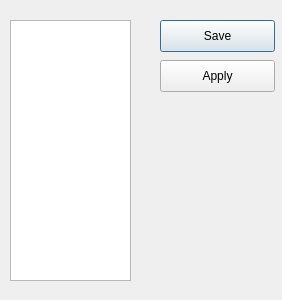
The window that versionsdialog.ui (johnty/qt-mapper-versioning-test) describes before a commit, drawn with Qt 5.
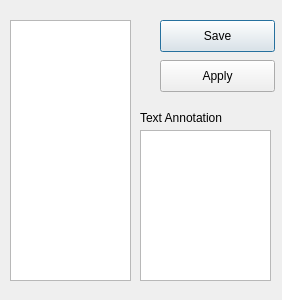
The same window after the commit.

Commit message: annotation stuff, test .json files

Patch:
```diff
--- a/versionsdialog.ui
+++ b/versionsdialog.ui
@@ -49,6 +49,29 @@
     <string>Apply</string>
    </property>
   </widget>
+  <widget class="QTextEdit" name="annotationEdit">
+   <property name="geometry">
+    <rect>
+     <x>140</x>
+     <y>130</y>
+     <width>131</width>
+     <height>151</height>
+    </rect>
+   </property>
+  </widget>
+  <widget class="QLabel" name="labelAnno">
+   <property name="geometry">
+    <rect>
+     <x>140</x>
+     <y>110</y>
+     <width>101</width>
+     <height>16</height>
+    </rect>
+   </property>
+   <property name="text">
+    <string>Text Annotation</string>
+   </property>
+  </widget>
  </widget>
  <resources/>
  <connections/>
```
The commit also changes 4 other files.
